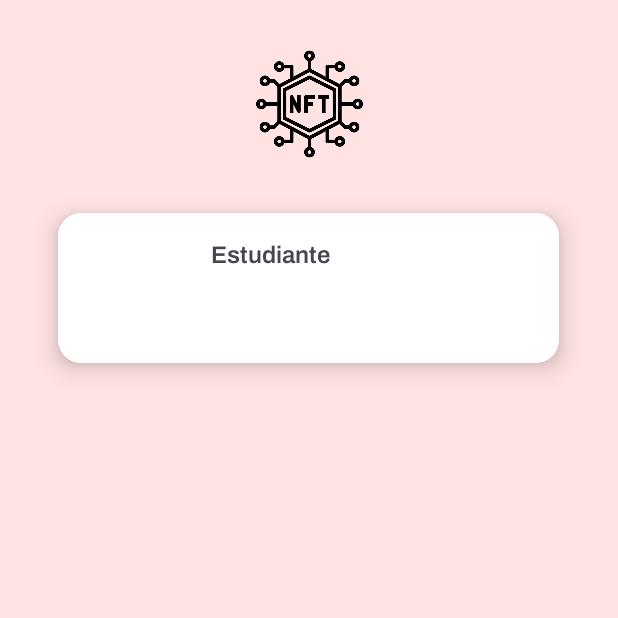
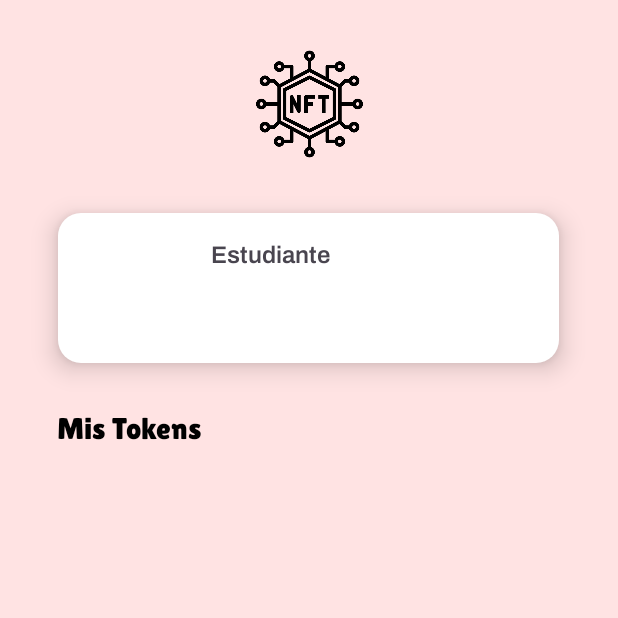
Before and after one commit to Carlinhos2304/Seminario, an Android app: the MainInicioEs screen opened directly, with no data from a screen before it, on a phone screen of 412 x 824 dp, the top half of it. Run offline under Robolectric (Android 15) with nearby library versions, the phone set to English and light mode, and no system bars; our stand-ins replace Firebase (no records; nobody signed in at launch, a user with empty details on screens opened directly); Roboto replaces fonts that are not available here; 1 statement that could not run was skipped.

Commit message:
Volando los pibes

```diff
--- a/app/src/main/AndroidManifest.xml
+++ b/app/src/main/AndroidManifest.xml
@@ -41,6 +41,8 @@
         </activity>
         <activity android:name=".MainTokensProfesor">
         </activity>
+        <activity android:name=".MainAsignadoCorrectamente">
+        </activity>
 
         <meta-data
             android:name="preloaded_fonts"
--- a/app/src/main/java/com/example/seminario/MainActivity.java
+++ b/app/src/main/java/com/example/seminario/MainActivity.java
@@ -76,6 +76,10 @@ public class MainActivity extends AppCompatActivity {
                                         if (userEstudiante != null && userEstudiante.getPin().equals(pin)) {
                                             // Credenciales correctas para estudiante
                                             Intent intent = new Intent(MainActivity.this, MainInicioEs.class);
+
+                                            // Envía los datos del estudiante al MainInicioEs
+                                            intent.putExtra("estudiante", userEstudiante);
+
                                             startActivity(intent);
                                         } else {
                                             // PIN incorrecto para estudiante
--- a/app/src/main/java/com/example/seminario/MainInicioEs.java
+++ b/app/src/main/java/com/example/seminario/MainInicioEs.java
@@ -1,12 +1,87 @@
 package com.example.seminario;
 
 import android.os.Bundle;
+import android.widget.TextView;
 
 import androidx.appcompat.app.AppCompatActivity;
+import androidx.recyclerview.widget.LinearLayoutManager;
+import androidx.recyclerview.widget.RecyclerView;
+
+import com.google.firebase.database.DataSnapshot;
+import com.google.firebase.database.DatabaseError;
+import com.google.firebase.database.DatabaseReference;
+import com.google.firebase.database.FirebaseDatabase;
+import com.google.firebase.database.ValueEventListener;
+
+import java.util.ArrayList;
+import java.util.List;
 
 public class MainInicioEs extends AppCompatActivity {
+    private TextView textViewNombreEstudiante;
+    private RecyclerView recyclerViewTokensEstudiante;
+    private TokenAdapter tokenAdapterEstudiante;
+    private String rutEstudiante; // Agrega esta variable
+
     @Override
     protected void onCreate(Bundle savedInstanceState) {
         super.onCreate(savedInstanceState);
         setContentView(R.layout.inicio_estudiante);
-}}
+
+        // Obtén referencias a los elementos de la interfaz
+        textViewNombreEstudiante = findViewById(R.id.nombre_estudiante);
+        recyclerViewTokensEstudiante = findViewById(R.id.recyclerViewTokensEstudiante);
+
+        // Obtén el objeto UserEstudiante de la actividad anterior
+        UserEstudiante estudiante = getIntent().getParcelableExtra("estudiante");
+
+        // Verifica si el objeto estudiante y su rut no son nulos
+        if (estudiante != null && estudiante.getRut() != null) {
+            // Guarda el rut del estudiante para usarlo al obtener los tokens
+            rutEstudiante = estudiante.getRut();
+
+            // Resto del código...
+        }
+
+        // Configura el RecyclerView
+        recyclerViewTokensEstudiante.setLayoutManager(new LinearLayoutManager(this));
+        tokenAdapterEstudiante = new TokenAdapter(new ArrayList<>());
+        recyclerViewTokensEstudiante.setAdapter(tokenAdapterEstudiante);
+
+
+        // Guarda el rut del estudiante para usarlo al obtener los tokens
+        rutEstudiante = estudiante.getRut();
+
+        // Obtiene y muestra los tokens asociados al estudiante
+        obtenerTokensParaRecyclerView();
+
+    }
+
+    private void obtenerTokensParaRecyclerView() {
+        // Obtén los tokens asociados al mismo RUT del estudiante
+        DatabaseReference tokensRef = FirebaseDatabase.getInstance().getReference("Profesores")
+                .child("tokens");
+
+        tokensRef.orderByChild("rutAlumno").equalTo(rutEstudiante).addListenerForSingleValueEvent(new ValueEventListener() {
+            @Override
+            public void onDataChange(DataSnapshot dataSnapshot) {
+                List<UserToken> tokens = new ArrayList<>();
+                for (DataSnapshot tokenSnapshot : dataSnapshot.getChildren()) {
+                    UserToken token = tokenSnapshot.getValue(UserToken.class);
+                    if (token != null) {
+                        tokens.add(token);
+                    }
+                }
+
+                // Actualiza el adaptador del RecyclerView con la nueva lista de tokens
+                tokenAdapterEstudiante.setTokens(tokens);
+                tokenAdapterEstudiante.notifyDataSetChanged();
+            }
+
+            @Override
+            public void onCancelled(DatabaseError databaseError) {
+                // Manejar el error si es necesario
+                // (puedes mostrar un Toast o manejarlo de otra manera)
+            }
+        });
+    }
+}
--- a/app/src/main/java/com/example/seminario/TokenAdapter.java
+++ b/app/src/main/java/com/example/seminario/TokenAdapter.java
@@ -37,6 +37,9 @@ public class TokenAdapter extends RecyclerView.Adapter<TokenAdapter.TokenViewHol
     public int getItemCount() {
         return tokens.size();
     }
+    public void setTokens(List<UserToken> tokens) {
+        this.tokens = tokens;
+    }
 
     public class TokenViewHolder extends RecyclerView.ViewHolder {
         private TextView textViewCodigo;  // Reemplaza "otroDato" con el nombre correcto del dato que quieras mostrar
--- a/app/src/main/res/layout/inicio_estudiante.xml
+++ b/app/src/main/res/layout/inicio_estudiante.xml
@@ -20,6 +20,7 @@
         app:srcCompat="@drawable/logo_token" />
 
     <androidx.constraintlayout.widget.ConstraintLayout
+        android:id="@+id/constraintLayout8"
         android:layout_width="334dp"
         android:layout_height="100dp"
         android:background="@drawable/cuadro_redondo"
@@ -84,4 +85,33 @@
             app:layout_constraintTop_toTopOf="parent" />
     </androidx.constraintlayout.widget.ConstraintLayout>
 
+    <TextView
+        android:id="@+id/textView19"
+        android:layout_width="wrap_content"
+        android:layout_height="wrap_content"
+        android:layout_marginTop="32dp"
+        android:fontFamily="@font/lilita_one"
+        android:text="Mis Tokens"
+        android:textColor="#000000"
+        android:textSize="20sp"
+        app:layout_constraintBottom_toBottomOf="parent"
+        app:layout_constraintEnd_toEndOf="parent"
+        app:layout_constraintHorizontal_bias="0.121"
+        app:layout_constraintStart_toStartOf="parent"
+        app:layout_constraintTop_toBottomOf="@+id/constraintLayout8"
+        app:layout_constraintVertical_bias="0.0" />
+
+    <androidx.recyclerview.widget.RecyclerView
+        android:id="@+id/recyclerViewTokensEstudiante"
+        android:layout_width="286dp"
+        android:layout_height="418dp"
+        android:layout_marginTop="166dp"
+        android:layout_marginBottom="24dp"
+        app:layout_constraintBottom_toBottomOf="parent"
+        app:layout_constraintEnd_toEndOf="parent"
+        app:layout_constraintHorizontal_bias="0.496"
+        app:layout_constraintStart_toStartOf="parent"
+        app:layout_constraintTop_toTopOf="@+id/constraintLayout8"
+        app:layout_constraintVertical_bias="1.0" />
+
 </androidx.constraintlayout.widget.ConstraintLayout>
--- a/app/src/main/res/values/strings.xml
+++ b/app/src/main/res/values/strings.xml
@@ -87,4 +87,8 @@
 
 
 
+    <string name="recyclerViewTokensEstudiante"></string>
+
+
+
 </resources>
```
Also changed, not shown: app/src/main/java/com/example/seminario/MainAsignadoCorrectamente.java (added, +35 -0 lines), app/src/main/java/com/example/seminario/MainEditarNuevoToken.java (+16 -14 lines), app/src/main/java/com/example/seminario/MainTokensProfesor.java (+7 -2 lines), app/src/main/java/com/example/seminario/MyApplicationData.java (+12 -0 lines), app/src/main/java/com/example/seminario/UserProfesor.java (+11 -6 lines), app/src/main/java/com/example/seminario/UserToken.java (+1 -11 lines), app/src/main/res/layout/token_asignado_correctamente.xml (added, +35 -0 lines), app/src/main/res/drawable/comprobado.png (added).
